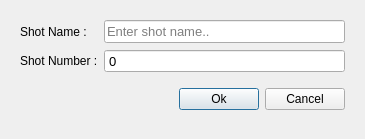
First picture: the form in stand-alone/a2z_pipeline/include/interface/add_shot_dialog.ui, repository AnthonySTZ/A2Z_Pipeline, before the edit.
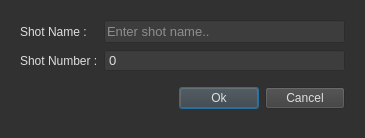
Second picture: the form after the edit.

Diff of the .ui file:
```diff
--- a/stand-alone/a2z_pipeline/include/interface/add_shot_dialog.ui
+++ b/stand-alone/a2z_pipeline/include/interface/add_shot_dialog.ui
@@ -11,7 +11,34 @@
    </rect>
   </property>
   <property name="windowTitle">
-   <string>Dialog</string>
+   <string>Add Shot</string>
+  </property>
+  <property name="styleSheet">
+   <string notr="true">#centralwidget, QDialog, QInputDialog{
+
+
+	background-color: rgb(49, 49, 49);
+
+
+}
+
+.QLabel{
+
+	color: rgb(222, 222, 222);
+}
+
+QComboBox{
+	color: rgb(222, 222, 222);	
+	background-color: rgb(61, 61, 61);
+	border: 0;
+
+}
+
+.QPushButton, QLineEdit, QSpinBox{
+
+	color: rgb(222, 222, 222);	
+	background-color: rgb(61, 61, 61);
+}</string>
   </property>
   <layout class="QHBoxLayout" name="horizontalLayout">
    <item>
```
